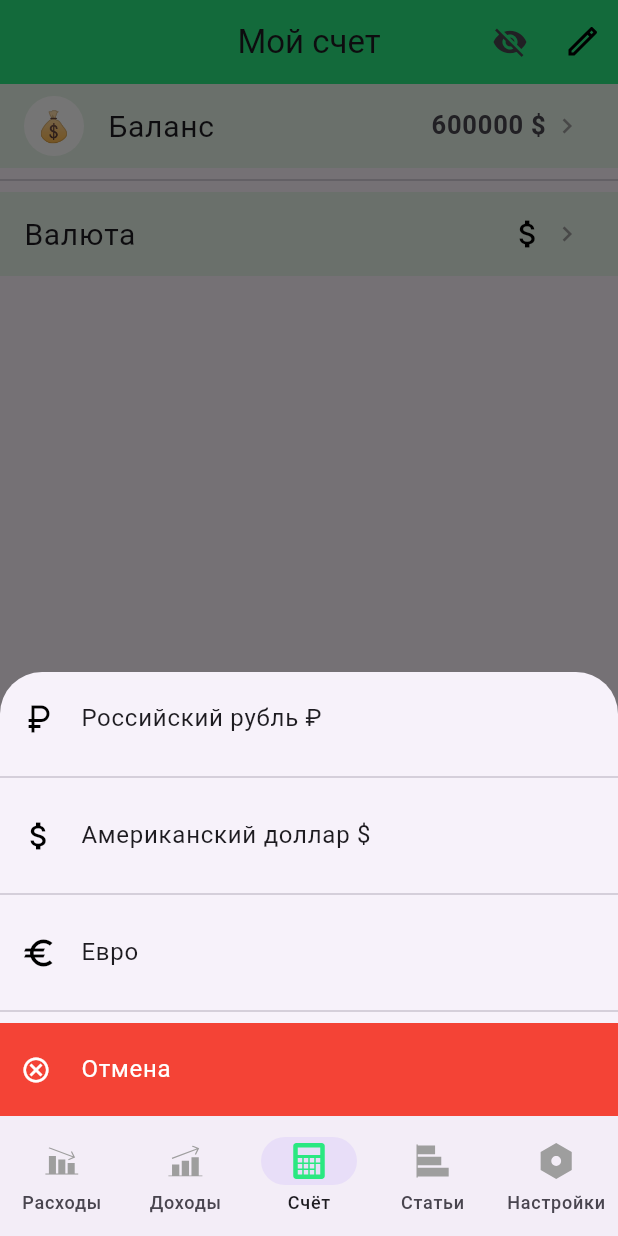
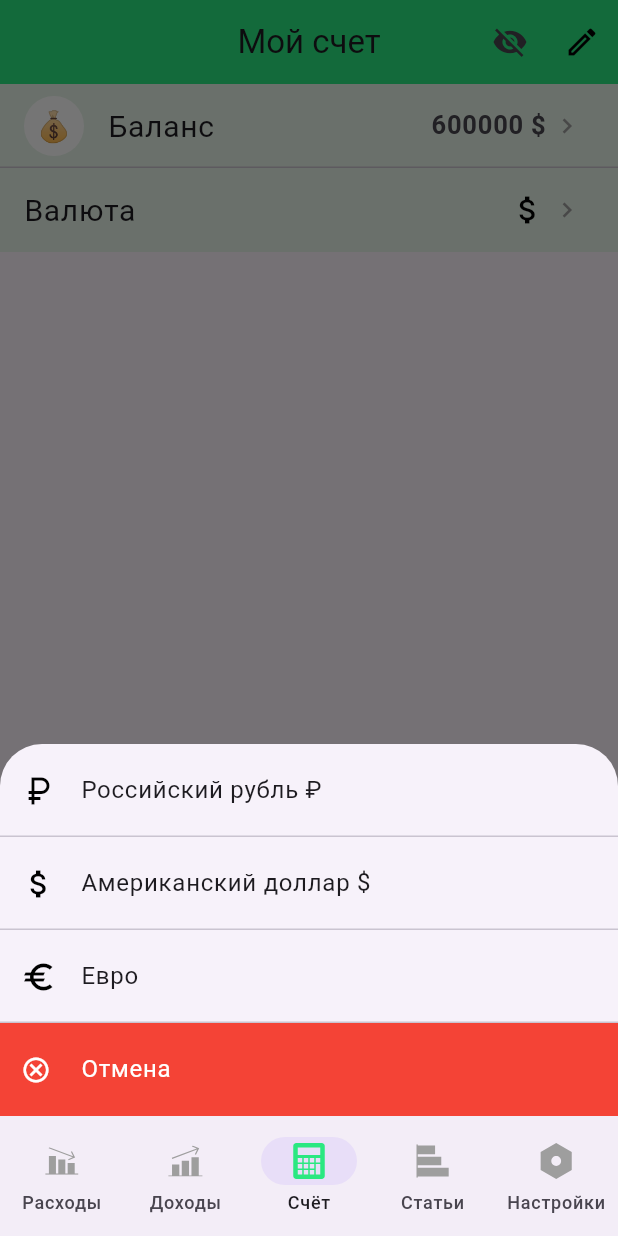
Before and after one commit to myrzaarslan/shmr25, a Flutter app: the screen it shows after launch, item 3 of the bottom bar chosen, after a tap on "Валюта", on a phone screen of 412 x 824 dp. Run offline on Flutter 3.47's test engine with Material 3 defaults, Android fonts, the phone set to English and light mode, and no system bars; our stand-ins replace drift, flutter_bloc, flutter_svg, freezed_annotation, go_router, sensors_plus; missing offline and left inert: shake_gesture; accounts and stored records are empty; generated files the repository leaves out were written again.

Commit message:
small fixes

```diff
--- a/lib/constants/currency_field.dart
+++ b/lib/constants/currency_field.dart
@@ -1 +1,29 @@
-enum CurrencyField { ruble, dollar, euro }
+import 'package:flutter/material.dart';
+
+enum CurrencyField {
+  ruble,
+  dollar,
+  euro;
+
+  IconData get icon {
+    switch (this) {
+      case CurrencyField.ruble:
+        return Icons.currency_ruble;
+      case CurrencyField.dollar:
+        return Icons.attach_money;
+      case CurrencyField.euro:
+        return Icons.euro;
+    }
+  }
+
+  String get name {
+    switch (this) {
+      case CurrencyField.ruble:
+        return 'Российский рубль ₽';
+      case CurrencyField.dollar:
+        return 'Американский доллар \$';
+      case CurrencyField.euro:
+        return 'Евро';
+    }
+  }
+}
--- a/lib/ui/screens/account_page.dart
+++ b/lib/ui/screens/account_page.dart
@@ -60,7 +60,6 @@ class _AccountViewState extends State<_AccountView> {
         setState(() => _hidden = false);
       }
     }
-
   }
 
   @override
@@ -78,20 +77,11 @@ class _AccountViewState extends State<_AccountView> {
           IconButton(
             icon: Icon(_hidden ? Icons.visibility : Icons.visibility_off),
             onPressed: () {
-              print('Manual toggle pressed');
               setState(() => _hidden = !_hidden);
             },
           ),
           IconButton(
-            icon: SvgPicture.asset(
-              AppAssets.editIcon,
-              width: 24,
-              height: 24,
-              colorFilter: const ColorFilter.mode(
-                Colors.black,
-                BlendMode.srcIn,
-              ),
-            ),
+            icon: Icon(Icons.edit_outlined, size: 24, color: Colors.black),
             onPressed: () {
               Navigator.push(
                 context,
@@ -103,8 +93,11 @@ class _AccountViewState extends State<_AccountView> {
       ),
       body: Column(
         children: [
-          _AccountListItem(hidden: _hidden, onShake: () => setState(() => _hidden = !_hidden)),
-          Divider(),
+          _AccountListItem(
+            hidden: _hidden,
+            onShake: () => setState(() => _hidden = !_hidden),
+          ),
+          Divider(height: 0),
           _BalanceListItem(),
         ],
       ),
@@ -134,7 +127,8 @@ class _AccountListItem extends StatelessWidget {
           children: [
             AnimatedSwitcher(
               duration: const Duration(milliseconds: 400),
-              transitionBuilder: (child, anim) => FadeTransition(opacity: anim, child: child),
+              transitionBuilder: (child, anim) =>
+                  FadeTransition(opacity: anim, child: child),
               child: hidden
                   ? Container(
                       key: const ValueKey('hidden'),
@@ -149,7 +143,10 @@ class _AccountListItem extends StatelessWidget {
                           borderRadius: BorderRadius.circular(8),
                         ),
                         child: const Center(
-                          child: Text('••••••', style: TextStyle(fontSize: 18, color: Colors.grey)),
+                          child: Text(
+                            '••••••',
+                            style: TextStyle(fontSize: 18, color: Colors.grey),
+                          ),
                         ),
                       ),
                     )
@@ -157,7 +154,10 @@ class _AccountListItem extends StatelessWidget {
                       key: const ValueKey('visible'),
                       child: Text(
                         _wholeBalance(),
-                        style: const TextStyle(fontSize: 17, fontWeight: FontWeight.bold),
+                        style: const TextStyle(
+                          fontSize: 17,
+                          fontWeight: FontWeight.bold,
+                        ),
                       ),
                     ),
             ),
@@ -202,14 +202,7 @@ class _BalanceListItem extends StatelessWidget {
 }
 
 Widget _buildCurrencyIcon(CurrencyField currency) {
-  switch (currency) {
-    case CurrencyField.ruble:
-      return const Icon(Icons.currency_ruble, size: 24, color: Colors.black);
-    case CurrencyField.dollar:
-      return const Icon(Icons.attach_money, size: 24, color: Colors.black);
-    case CurrencyField.euro:
-      return const Icon(Icons.euro, size: 24, color: Colors.black);
-  }
+  return Icon(currency.icon, size: 24, color: Colors.black);
 }
 
 String _wholeBalance() {
@@ -228,11 +221,11 @@ class CurrencyPickerBottomSheet extends StatelessWidget {
       mainAxisSize: MainAxisSize.min,
       children: [
         const CurrencyTile(currency: CurrencyField.ruble),
-        const Divider(),
+        const Divider(height: 0),
         const CurrencyTile(currency: CurrencyField.dollar),
-        const Divider(),
+        const Divider(height: 0),
         const CurrencyTile(currency: CurrencyField.euro),
-        const Divider(),
+        const Divider(height: 0),
         ListTile(
           tileColor: Colors.red,
           contentPadding: const EdgeInsets.symmetric(
--- a/lib/ui/screens/transactions_page.dart
+++ b/lib/ui/screens/transactions_page.dart
@@ -48,15 +48,7 @@ class _TransactionsScreenState extends State<TransactionsScreen> {
         title: widget.isIncome ? 'Доходы сегодня' : 'Расходы сегодня',
         actions: [
           IconButton(
-            icon: SvgPicture.asset(
-              AppAssets.historyIcon,
-              width: 24,
-              height: 24,
-              colorFilter: const ColorFilter.mode(
-                Colors.black,
-                BlendMode.srcIn,
-              ),
-            ),
+            icon: Icon(Icons.history, size: 24, color: Colors.black),
             onPressed: () {
               Navigator.push(
                 context,
```
Also changed, not shown: lib/data/repositories/drift_bank_account_repository.dart (+64 -0 lines).
